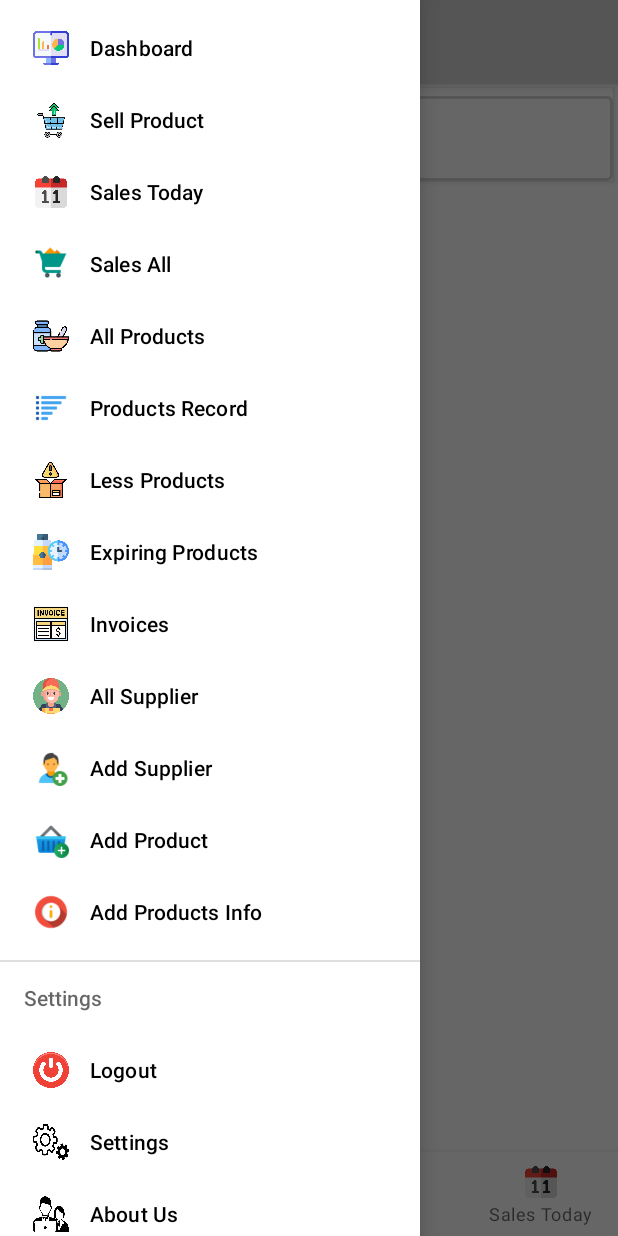
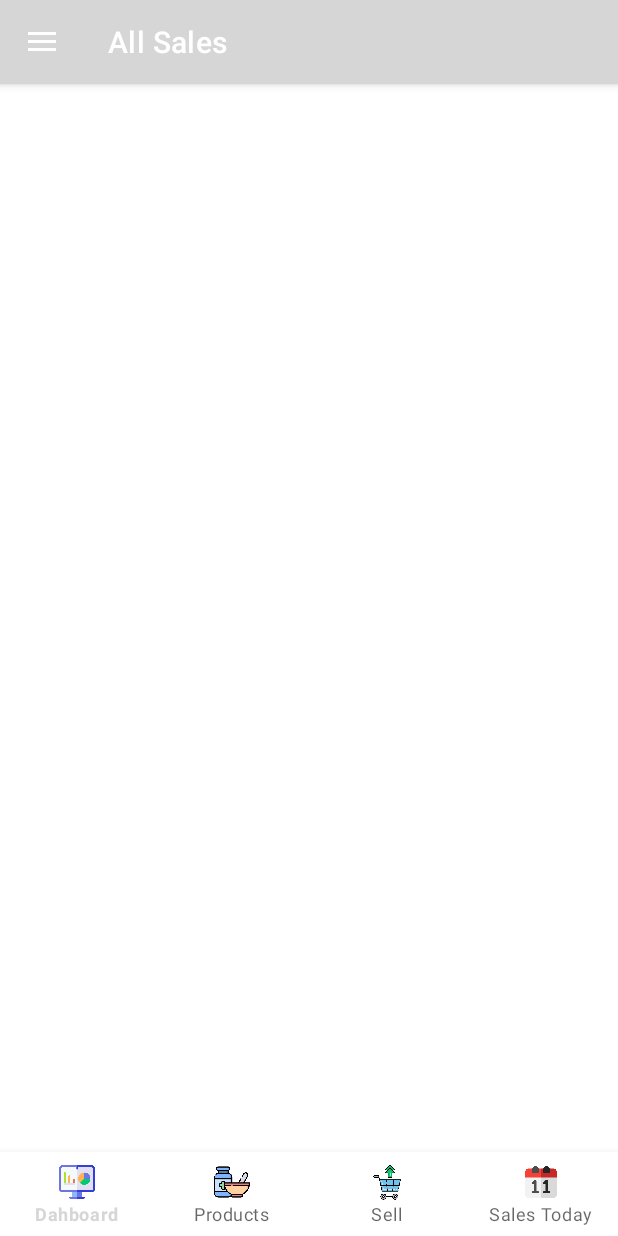
Before and after one commit to GouseCoder/Pharmical, an Android app: the screen it shows after launch once a user with an empty profile is signed in (MainActivity), in the side drawer, after a tap on "Sales All", on a phone screen of 412 x 824 dp. Run offline under Robolectric (Android 15) with nearby library versions, the phone set to English and light mode, and no system bars; our stand-ins replace Firebase (no records; nobody signed in at launch, a user with empty details on screens opened directly); libraries missing offline, so code that uses them is left out: com.google.zxing.integration.

Commit message:
Sell Product implementation

```diff
--- a/app/src/main/java/com/example/myapplication/Activities/MainActivity.java
+++ b/app/src/main/java/com/example/myapplication/Activities/MainActivity.java
@@ -16,6 +16,7 @@ import com.example.myapplication.Fragments.AboutUsFragment;
 import com.example.myapplication.Fragments.AddProductFragment;
 import com.example.myapplication.Fragments.AddProductInfoFragment;
 import com.example.myapplication.Fragments.AddSupplierFragment;
+import com.example.myapplication.Fragments.AllSalesFragment;
 import com.example.myapplication.Fragments.ContactUsFragment;
 import com.example.myapplication.Fragments.DashboardFragment;
 import com.example.myapplication.Fragments.ExpiringProductsFragment;
@@ -23,6 +24,7 @@ import com.example.myapplication.Fragments.ProductsFragment;
 import com.example.myapplication.Fragments.ProductsNoticeFragment;
 import com.example.myapplication.Fragments.SellProductFragment;
 import com.example.myapplication.Fragments.SuppliersFragment;
+import com.example.myapplication.Fragments.TodaySaleFragment;
 import com.example.myapplication.R;
 import com.google.android.material.bottomnavigation.BottomNavigationView;
 import com.google.android.material.navigation.NavigationView;
@@ -75,6 +77,18 @@ public class MainActivity extends AppCompatActivity {
                     actionBar.setTitle("Sell Product");
                     drawerLayout.closeDrawer(GravityCompat.START);
                     break;
+                case R.id.miSalesToday:
+                    fragment1 = new TodaySaleFragment();
+                    setFragment(fragment1);
+                    actionBar.setTitle("Sales Today");
+                    drawerLayout.closeDrawer(GravityCompat.START);
+                    break;
+                case R.id.miSalesAll:
+                    fragment1 = new AllSalesFragment();
+                    setFragment(fragment1);
+                    actionBar.setTitle("All Sales");
+                    drawerLayout.closeDrawer(GravityCompat.START);
+                    break;
                 case R.id.miProducts:
                     fragment1 = new ProductsFragment();
                     setFragment(fragment1);
@@ -117,7 +131,6 @@ public class MainActivity extends AppCompatActivity {
                     actionBar.setTitle("Add Product Info");
                     drawerLayout.closeDrawer(GravityCompat.START);
                     break;
-
                 case R.id.miLogout:
                     FirebaseAuth.getInstance().signOut();
                     sendToLogin();
--- a/app/src/main/java/com/example/myapplication/Fragments/AddProductFragment.java
+++ b/app/src/main/java/com/example/myapplication/Fragments/AddProductFragment.java
@@ -385,8 +385,4 @@ public class AddProductFragment extends Fragment {
         }
     }
 
-
-
-
-
 }
--- /dev/null
+++ b/app/src/main/java/com/example/myapplication/Fragments/AllSalesFragment.java
@@ -0,0 +1,73 @@
+package com.example.myapplication.Fragments;
+
+import android.os.Bundle;
+
+import androidx.annotation.NonNull;
+import androidx.fragment.app.Fragment;
+import androidx.recyclerview.widget.LinearLayoutManager;
+import androidx.recyclerview.widget.RecyclerView;
+
+import android.util.Log;
+import android.view.LayoutInflater;
+import android.view.View;
+import android.view.ViewGroup;
+
+import com.example.myapplication.Adapters.AdapterProductSale;
+import com.example.myapplication.Adapters.AdapterSale;
+import com.example.myapplication.Models.ModelProduct;
+import com.example.myapplication.Models.ModelSale;
+import com.example.myapplication.R;
+import com.firebase.ui.database.FirebaseRecyclerOptions;
+import com.google.android.gms.tasks.OnCompleteListener;
+import com.google.android.gms.tasks.Task;
+import com.google.firebase.auth.FirebaseAuth;
+import com.google.firebase.auth.FirebaseUser;
+import com.google.firebase.database.DataSnapshot;
+import com.google.firebase.database.DatabaseError;
+import com.google.firebase.database.DatabaseReference;
+import com.google.firebase.database.FirebaseDatabase;
+import com.google.firebase.database.ValueEventListener;
+
+public class AllSalesFragment extends Fragment {
+    DatabaseReference FromPath;
+    DatabaseReference ToPath;
+    FirebaseUser user;
+    RecyclerView recyclerView;
+    AdapterSale adapterSale;
+    @Override
+    public View onCreateView(LayoutInflater inflater, ViewGroup container,
+                             Bundle savedInstanceState) {
+        // Inflate the layout for this fragment
+        View view = inflater.inflate(R.layout.fragment_all_sales, container, false);
+        user = FirebaseAuth.getInstance().getCurrentUser();
+        String uid = user.getUid();
+        recyclerView = view.findViewById(R.id.rvSalesAll);
+        ToPath = FirebaseDatabase.getInstance().getReference("users").child(uid).child("allsales");
+        recyclerView.setLayoutManager(new LinearLayoutManager(getContext()));
+        setRecyclerView();
+        return view;
+    }
+
+    private void setRecyclerView(){
+
+        FirebaseRecyclerOptions<ModelSale> options =
+                new FirebaseRecyclerOptions.Builder<ModelSale>()
+                        .setQuery(ToPath, ModelSale.class)
+                        .build();
+
+        adapterSale = new AdapterSale(getContext(), options);
+        recyclerView.setAdapter(adapterSale);
+
+    }
+
+    @Override
+    public void onStart() {
+        super.onStart();
+        adapterSale.startListening();
+    }
+    @Override
+    public void onStop() {
+        super.onStop();
+        adapterSale.stopListening();
+    }
+}
--- a/app/src/main/res/layout/activity_sell_product.xml
+++ b/app/src/main/res/layout/activity_sell_product.xml
@@ -119,6 +119,12 @@
 
         </LinearLayout>
 
+        <Button
+            android:id="@+id/sellprod"
+            android:layout_width="match_parent"
+            android:layout_height="wrap_content"
+            android:text="Sell product"/>
+
 
     </LinearLayout>
 
--- /dev/null
+++ b/app/src/main/res/layout/fragment_all_sales.xml
@@ -0,0 +1,14 @@
+<?xml version="1.0" encoding="utf-8"?>
+<FrameLayout xmlns:android="http://schemas.android.com/apk/res/android"
+    xmlns:tools="http://schemas.android.com/tools"
+    android:layout_width="match_parent"
+    android:layout_height="match_parent"
+    tools:context=".Fragments.AllSalesFragment">
+
+    <androidx.recyclerview.widget.RecyclerView
+        android:layout_width="match_parent"
+        android:layout_height="match_parent"
+        android:id="@+id/rvSalesAll"
+        />
+
+</FrameLayout>
```
Also changed, not shown: app/src/main/java/com/example/myapplication/Activities/SellProductActivity.java (+26 -11 lines), app/src/main/java/com/example/myapplication/Adapters/AdapterSale.java (+19 -33 lines), app/src/main/java/com/example/myapplication/Adapters/AdapterSaleEditable.java (+245 -145 lines), app/src/main/java/com/example/myapplication/Fragments/AddProductInfoFragment.java (+5 -5 lines), app/src/main/java/com/example/myapplication/Fragments/ProductsFragment.java (+39 -2 lines).
